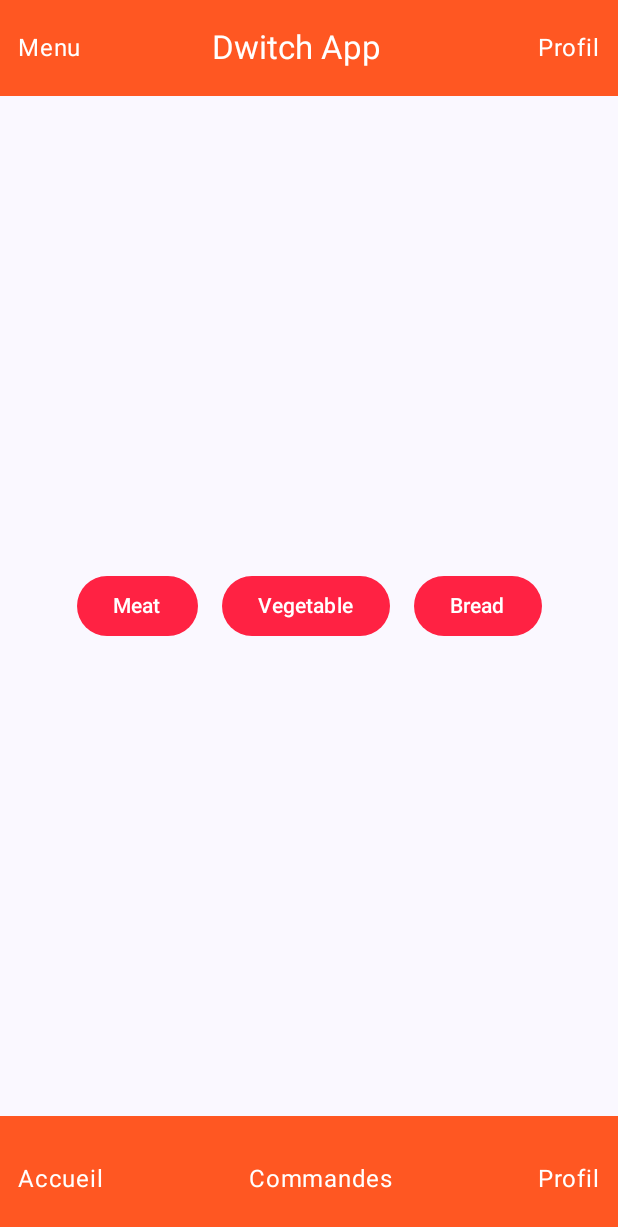
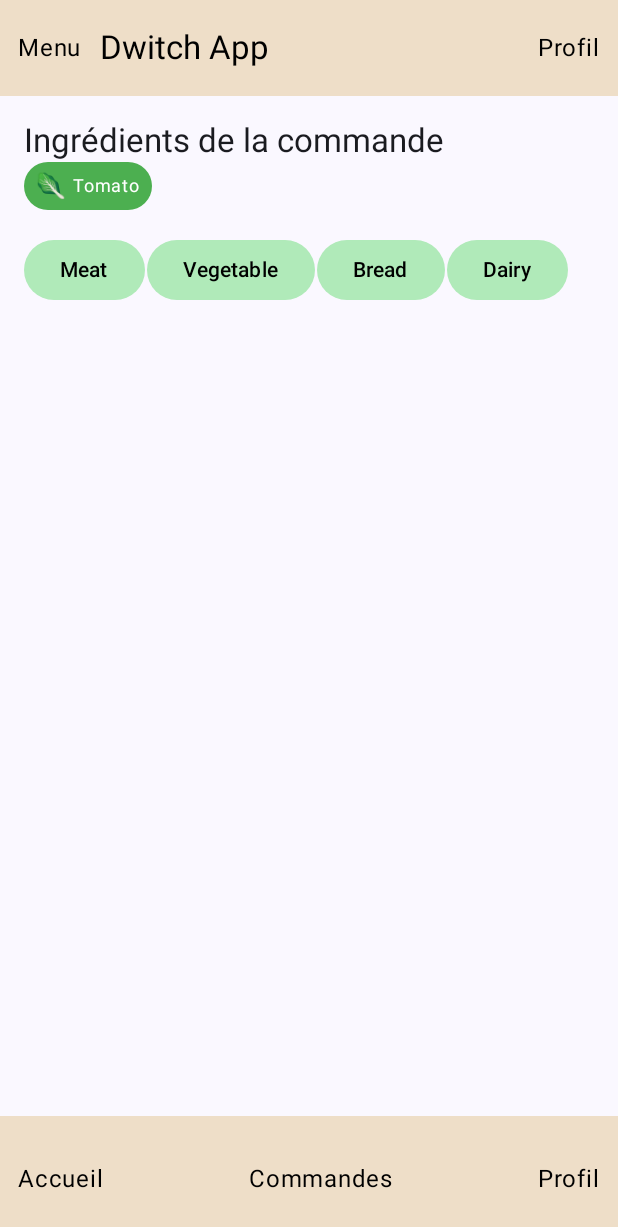
Before and after one commit to Johan8927/Dwitch-App-Jetpack-android-, an Android app built with Jetpack Compose: the screen it shows after launch (MainActivity), on a phone screen of 412 x 824 dp. Shown: the top 1227 px of the screen. Run offline under Robolectric (Android 15) with nearby library versions, the phone set to English and light mode, and no system bars; our stand-ins replace Timber.

Commit message:
affichage ingrédients

```diff
--- a/app/src/main/java/com/example/dwitchapp/Compenents/OrderItem.kt
+++ b/app/src/main/java/com/example/dwitchapp/Compenents/OrderItem.kt
@@ -14,7 +14,6 @@ import androidx.compose.ui.unit.dp
 import androidx.compose.ui.unit.sp
 import com.example.dwitchapp.models.Order
 import com.example.dwitchapp.models.Ingredient
-import com.example.dwitchapp.models.IngredientType
 import com.example.dwitchapp.models.toIngredientType
 
 @Composable
@@ -59,7 +58,11 @@ fun OrderItem(order: Order) {
 
 @Composable
 fun IngredientChip(ingredient: Ingredient) {
-    val type = ingredient.kind?.toIngredientType() ?: IngredientType.OTHER
+    // Si `kind` est null ou invalide, ne rien afficher
+    val type = ingredient.kind?.toIngredientType()
+
+    // Si `type` est null, on ne crée pas de chip
+    if (type != null) {
         Row(
             modifier = Modifier
                 .padding(end = 8.dp)
@@ -72,3 +75,4 @@ fun IngredientChip(ingredient: Ingredient) {
             Text(ingredient.name ?: "Ingrédient", color = Color.White, fontSize = 12.sp)
         }
     }
+}
--- a/app/src/main/java/com/example/dwitchapp/MainActivity.kt
+++ b/app/src/main/java/com/example/dwitchapp/MainActivity.kt
@@ -4,7 +4,11 @@ import android.os.Bundle
 import androidx.activity.ComponentActivity
 import androidx.activity.compose.setContent
 import androidx.activity.enableEdgeToEdge
+import androidx.compose.foundation.background
 import androidx.compose.foundation.layout.*
+import androidx.compose.foundation.lazy.LazyRow
+import androidx.compose.foundation.lazy.items
+import androidx.compose.foundation.shape.RoundedCornerShape
 import androidx.compose.material3.*
 import androidx.compose.runtime.Composable
 import androidx.compose.ui.Alignment
@@ -12,6 +16,8 @@ import androidx.compose.ui.Modifier
 import androidx.compose.ui.graphics.Color
 import androidx.compose.ui.unit.dp
 import androidx.compose.ui.tooling.preview.Preview
+import androidx.compose.ui.unit.sp
+import com.example.dwitchapp.models.*
 import com.example.dwitchapp.ui.theme.DwitchAppTheme
 
 class MainActivity : ComponentActivity() {
@@ -29,41 +35,64 @@ class MainActivity : ComponentActivity() {
 @OptIn(ExperimentalMaterial3Api::class)
 @Composable
 fun MainScreen() {
-    val appBarColor = Color(0xFFFF5722) // Couleur commune pour TopBar et BottomBar
+    val appBarColor = Color(0xFFEEDEC8) // Couleur commune pour TopBar et BottomBar
+
+    // Exemple d'Order mock
+    val orders = listOf(mockOrder)
 
     Scaffold(
         topBar = {
             TopAppBar(
-                title = { Text("              Dwitch App", color = Color.White) },
-                navigationIcon = { Text("Menu", color = Color.White, modifier = Modifier.padding(8.dp)) },
-                actions = { Text("Profil", color = Color.White, modifier = Modifier.padding(8.dp)) },
+                title = { Text("Dwitch App", color = Color.Black) },
+                navigationIcon = { Text("Menu", color = Color.Black, modifier = Modifier.padding(8.dp)) },
+                actions = { Text("Profil", color = Color.Black, modifier = Modifier.padding(8.dp)) },
                 colors = TopAppBarDefaults.topAppBarColors(
                     containerColor = appBarColor
                 )
             )
         },
         content = { innerPadding ->
-            // Contenu de la page avec les boutons alignés horizontalement
+
+            // Contenu de la page
             Box(
                 modifier = Modifier
                     .fillMaxSize()
                     .padding(innerPadding),
-                contentAlignment = Alignment.Center
+                contentAlignment = Alignment.TopCenter
             ) {
-                Row(
-                    horizontalArrangement = Arrangement.spacedBy(16.dp),
-                    verticalAlignment = Alignment.CenterVertically
-                ) {
-                    FilledButtonExample(text = "Meat", onClick = { /* Action Meat */ })
-                    FilledButtonExample(text = "Vegetable", onClick = { /* Action Vegetable */ })
-                    FilledButtonExample(text = "Bread", onClick = { /* Action Bread */ })
+
+                Column(modifier = Modifier.padding(16.dp)) {
+                    Text("Ingrédients de la commande", style = MaterialTheme.typography.titleLarge)
+
+                    // Affichage des ingrédients
+                    LazyRow(
+                        modifier = Modifier.fillMaxWidth(),
+                        horizontalArrangement = Arrangement.spacedBy(16.dp)
+                    ) {
+                        items(orders.flatMap { it.ingredients ?: emptyList() }) { ingredient ->
+                            IngredientChip(ingredient)
+                        }
+                    }
+
+                    Spacer(modifier = Modifier.height(16.dp))
+
+                    // Affichage des boutons pour les types d'ingrédients
+                    Row(
+                        horizontalArrangement = Arrangement.spacedBy(1.dp),
+                        verticalAlignment = Alignment.CenterVertically
+                    ) {
+                        IngredientButton(text = "Meat", onClick = { /* Action Meat */ })
+                        IngredientButton(text = "Vegetable", onClick = { /* Action Vegetable */ })
+                        IngredientButton(text = "Bread", onClick = { /* Action Bread */ })
+                        IngredientButton(text = "Dairy", onClick = { /* Action Dairy */ })
+                    }
                 }
             }
         },
         bottomBar = {
             BottomAppBar(
                 containerColor = appBarColor,
-                contentColor = Color.White
+                contentColor = Color.Black
             ) {
                 Text("Accueil", modifier = Modifier.padding(8.dp))
                 Spacer(modifier = Modifier.weight(1f))
@@ -76,12 +105,28 @@ fun MainScreen() {
 }
 
 @Composable
-fun FilledButtonExample(text: String, onClick: () -> Unit) {
+fun IngredientButton(text: String, onClick: () -> Unit) {
     Button(
         onClick = { onClick() },
-        colors = ButtonDefaults.buttonColors(containerColor = Color(0xFFFF2243))
+        colors = ButtonDefaults.buttonColors(containerColor = Color(0xFFB0EAB9))
     ) {
-        Text(text = text, color = Color.White)
+        Text(text = text, color = Color.Black)
+    }
+}
+
+@Composable
+fun IngredientChip(ingredient: Ingredient) {
+    val type = ingredient.kind?.toIngredientType() ?: IngredientType.VEGETABLE // Valeur par défaut
+    Row(
+        modifier = Modifier
+            .padding(end = 8.dp)
+            .background(color = type.color, shape = RoundedCornerShape(50))
+            .padding(horizontal = 8.dp, vertical = 4.dp),
+        verticalAlignment = Alignment.CenterVertically
+    ) {
+        Text(type.emoji, fontSize = 16.sp)
+        Spacer(modifier = Modifier.width(4.dp))
+        Text(ingredient.name ?: "Ingrédient", color = Color.White, fontSize = 12.sp)
     }
 }
 
--- a/app/src/main/java/com/example/dwitchapp/models/Ingredient.kt
+++ b/app/src/main/java/com/example/dwitchapp/models/Ingredient.kt
@@ -4,17 +4,16 @@ import androidx.compose.ui.graphics.Color
 
 enum class IngredientType(val emoji: String, val color: Color) {
     VEGETABLE("🥬", Color(0xFF4CAF50)),
-    SPICY("🌶️", Color(0xFFE53935)),
+    BREAD("🍞", Color(0xFFFFC107)),
     MEAT("🍖", Color(0xFF795548)),
-    DAIRY("🧀", Color(0xFFFFEB3B)),
-    OTHER("🍴", Color(0xFF9E9E9E));
+    DAIRY("🧀", Color(0xFFFFEB3B))
 }
 
-// Extension pour récupérer le type selon une chaîne
-fun String.toIngredientType(): IngredientType = when (this.lowercase()) {
+
+fun String.toIngredientType(): IngredientType? = when (this.lowercase()) {
     "vegetable" -> IngredientType.VEGETABLE
-    "spicy" -> IngredientType.SPICY
+    "bread" -> IngredientType.BREAD
     "meat" -> IngredientType.MEAT
     "dairy" -> IngredientType.DAIRY
-    else -> IngredientType.OTHER
+    else -> null
 }
```
Lines whose indentation alone changed are shown as unchanged.
